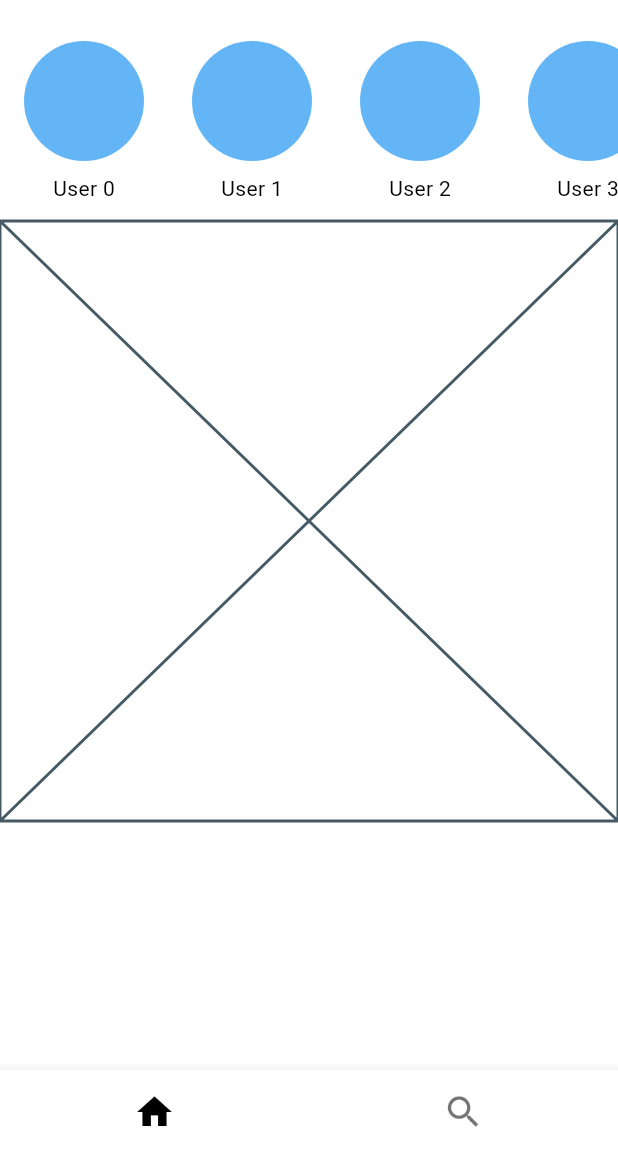
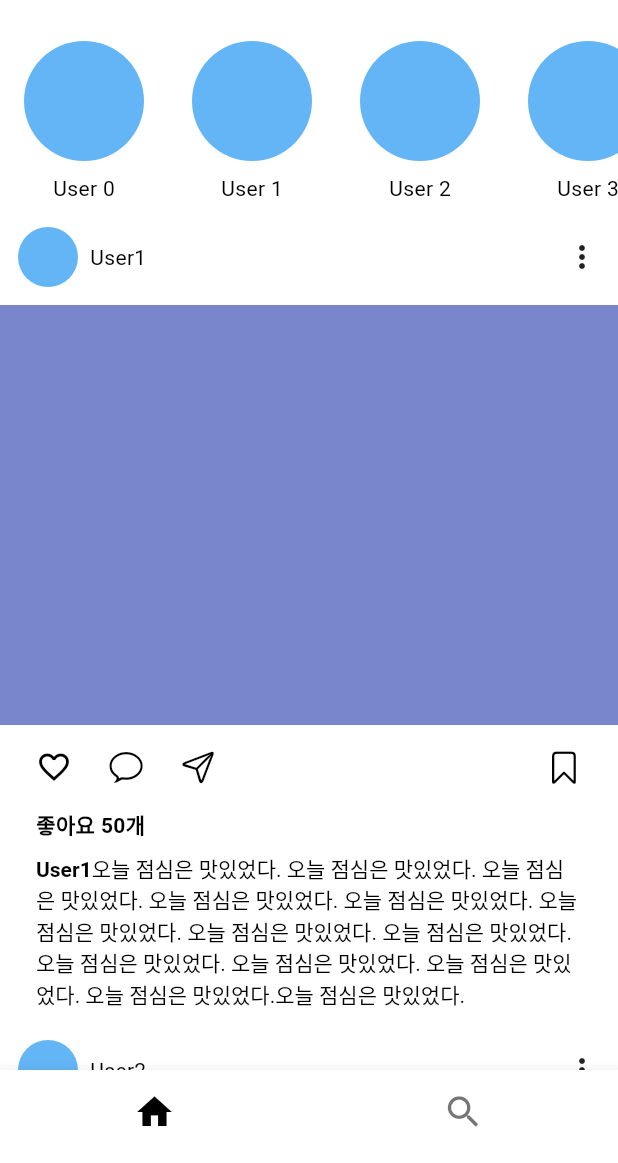
Before and after one commit to FlaMoon15/insta_clone, a Flutter app: the screen it shows after launch, on a phone screen of 412 x 824 dp, the part 73-1236 px from its top. Run offline on Flutter 3.47's test engine with Material 3 defaults, Android fonts, the phone set to English and light mode, and no system bars; our stand-ins replace google_fonts.

Commit message:
add feed content

```diff
--- a/lib/screen/home_screen.dart
+++ b/lib/screen/home_screen.dart
@@ -1,3 +1,4 @@
+import 'package:flutter/cupertino.dart';
 import 'package:flutter/material.dart';
 
 class HomeScreen extends StatelessWidget {
@@ -55,11 +56,136 @@ class UserStory extends StatelessWidget {
   }
 }
 
+class FeedData {
+  final String userName;
+  final int likeCount;
+  final String content;
+
+  FeedData({
+    required this.userName,
+    required this.likeCount,
+    required this.content,
+  });
+}
+
+final feedDataList = [
+  FeedData(userName: 'User1', likeCount: 50, content: '오늘 점심은 맛있었다. 오늘 점심은 맛있었다. 오늘 점심은 맛있었다. 오늘 점심은 맛있었다. 오늘 점심은 맛있었다. 오늘 점심은 맛있었다. 오늘 점심은 맛있었다. 오늘 점심은 맛있었다. 오늘 점심은 맛있었다. 오늘 점심은 맛있었다. 오늘 점심은 맛있었다. 오늘 점심은 맛있었다.오늘 점심은 맛있었다.'),
+  FeedData(userName: 'User2', likeCount: 24, content: '오늘 아침은 맛있었다.'),
+  FeedData(userName: 'User3', likeCount: 82, content: '오늘 간식은 맛있었다.'),
+  FeedData(userName: 'User4', likeCount: 92, content: '어제 점심은 맛있었다.'),
+  FeedData(userName: 'User5', likeCount: 34, content: '놀러 가고 싶다.'),
+  FeedData(userName: 'User6', likeCount: 16, content: '이번 여름 휴가는 어디로 가지?'),
+  FeedData(userName: 'User7', likeCount: 3, content: '일본 여행 하고 싶다.'),
+  FeedData(userName: 'User8', likeCount: 67, content: '오늘도 열심히 일하는 나'),
+  FeedData(userName: 'User9', likeCount: 63, content: 'Flutter는 재밌다.'),
+  FeedData(userName: 'User10', likeCount: 26, content: '퇴사하고 싶다.'),
+  FeedData(userName: 'User11', likeCount: 43, content: '이번 여름 휴가는 울산으로'),
+  FeedData(userName: 'User12', likeCount: 16, content: '9월에 이사한다.'),
+  FeedData(userName: 'User13', likeCount: 45, content: '오늘 저녁은 뭐 먹지?'),
+];
+
 class FeedList extends StatelessWidget {
   const FeedList({super.key});
 
   @override
   Widget build(BuildContext context) {
-    return const Placeholder();
+    return ListView.builder(
+      shrinkWrap: true,
+      physics: const NeverScrollableScrollPhysics(),
+      itemCount: feedDataList.length,
+      itemBuilder: (context, index) => FeedItem(feedData: feedDataList[index]),
+    );
   }
 }
+
+class FeedItem extends StatelessWidget {
+  final FeedData feedData;
+
+  const FeedItem({required this.feedData, super.key});
+
+  @override
+  Widget build(BuildContext context) {
+    return Column(
+      crossAxisAlignment: CrossAxisAlignment.start,
+      children: [
+        Padding(
+          padding: const EdgeInsets.symmetric(vertical: 4, horizontal: 12),
+          child: Row(
+            mainAxisAlignment: MainAxisAlignment.spaceBetween,
+            children: [
+              Row(
+                children: [
+                  Container(
+                    height: 40,
+                    width: 40,
+                    decoration: BoxDecoration(
+                      borderRadius: BorderRadius.circular(20),
+                      color: Colors.blue.shade300,
+                    ),
+                  ),
+                  const SizedBox(width: 8),
+                  Text(feedData.userName),
+                ],
+              ),
+              Icon(Icons.more_vert),
+            ],
+          ),
+        ),
+        const SizedBox(height: 8),
+        Container(
+          width: double.infinity,
+          height: 280,
+          color: Colors.indigo.shade300,
+        ),
+        Padding(
+          padding: const EdgeInsets.symmetric(vertical: 4, horizontal: 12),
+          child: Row(
+            mainAxisAlignment: MainAxisAlignment.spaceBetween,
+            children: [
+              Row(
+                children: [
+                  IconButton(
+                    onPressed: () {},
+                    icon: Icon(Icons.favorite_outline),
+                  ),
+                  IconButton(
+                    onPressed: () {},
+                    icon: Icon(CupertinoIcons.chat_bubble),
+                  ),
+                  IconButton(
+                    onPressed: () {},
+                    icon: Icon(CupertinoIcons.paperplane),
+                  ),
+                ],
+              ),
+              IconButton(onPressed: () {}, icon: Icon(CupertinoIcons.bookmark)),
+            ],
+          ),
+        ),
+        Padding(
+          padding: const EdgeInsets.symmetric(horizontal: 24.0),
+          child: Text(
+            '좋아요 ${feedData.likeCount}개',
+            style: TextStyle(fontWeight: FontWeight.bold),
+          ),
+        ),
+        Padding(
+          padding: const EdgeInsets.symmetric(horizontal: 24.0, vertical: 8.0),
+          child: RichText(
+            text: TextSpan(
+              children: [
+                TextSpan(
+                  text: feedData.userName,
+                  style: TextStyle(fontWeight: FontWeight.bold),
+                ),
+                TextSpan(text: feedData.content),
+              ],
+              style: TextStyle(color: Colors.black),
+            ),
+          ),
+        ),
+        const SizedBox(height: 8,),
+      ],
+    );
+  }
+}
```
